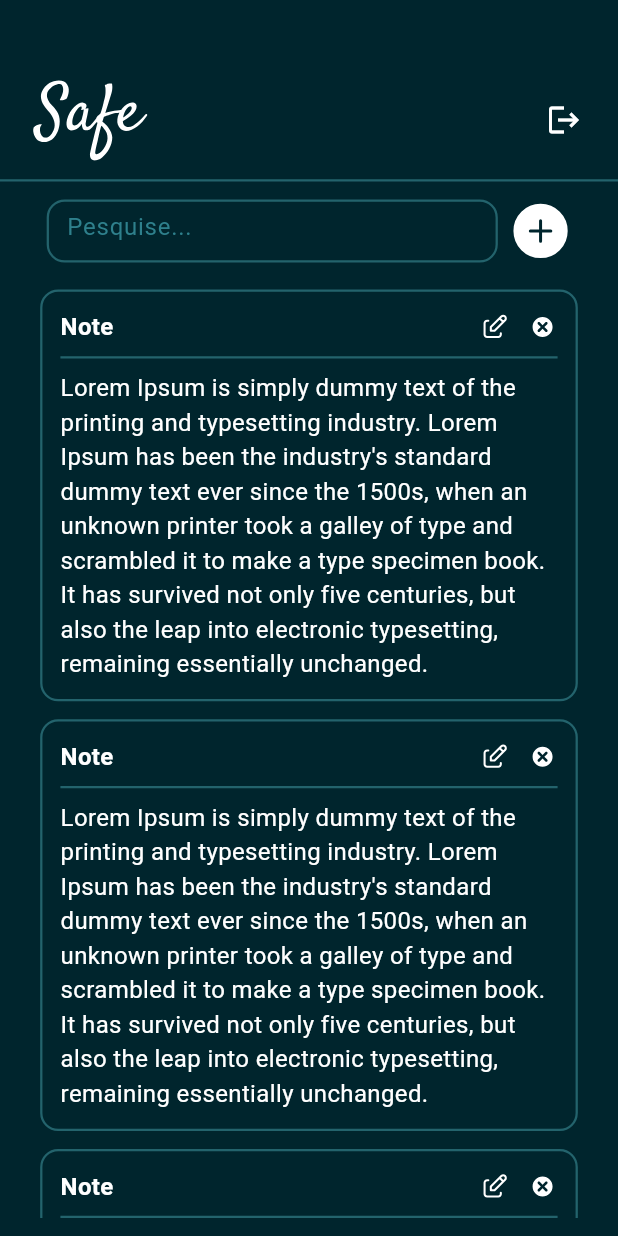
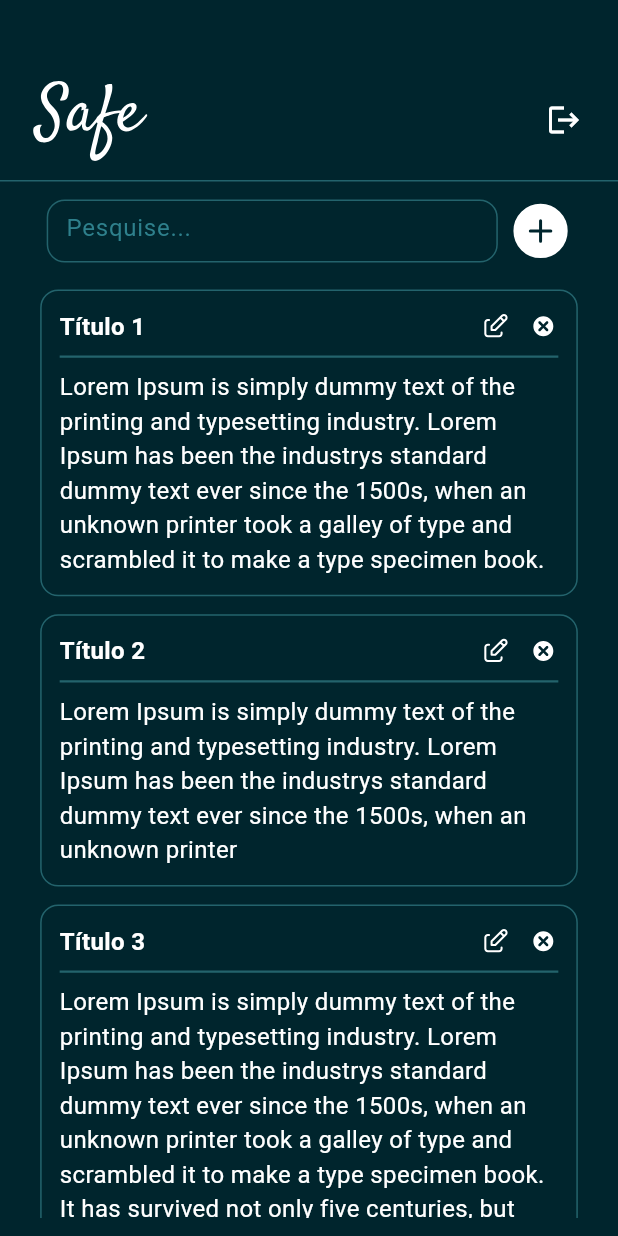
Before and after one commit to gabrielam0ura/safe, a Flutter app: the screen it shows after launch, on a phone screen of 412 x 824 dp. Run offline on Flutter 3.47's test engine with Material 3 defaults, Android fonts, the phone set to English and light mode, and no system bars; our stand-ins replace flutter_svg.

Commit message:
feat: adição, edição e deleção

```diff
--- a/lib/home.dart
+++ b/lib/home.dart
@@ -4,8 +4,31 @@ import 'login.dart';
 import 'styles.dart';
 import 'widgets/safe_logo.dart';
 
-class Home extends StatelessWidget {
+class Home extends StatefulWidget {
   const Home({super.key});
+
+  @override
+  State<Home> createState() => _HomeState();
+}
+
+class _HomeState extends State<Home> {
+  List<Map<String, String>> notes = [
+    {
+      'title': 'Título 1',
+      'note':
+          'Lorem Ipsum is simply dummy text of the printing and typesetting industry. Lorem Ipsum has been the industrys standard dummy text ever since the 1500s, when an unknown printer took a galley of type and scrambled it to make a type specimen book.',
+    },
+    {
+      'title': 'Título 2',
+      'note':
+          'Lorem Ipsum is simply dummy text of the printing and typesetting industry. Lorem Ipsum has been the industrys standard dummy text ever since the 1500s, when an unknown printer',
+    },
+    {
+      'title': 'Título 3',
+      'note':
+          'Lorem Ipsum is simply dummy text of the printing and typesetting industry. Lorem Ipsum has been the industrys standard dummy text ever since the 1500s, when an unknown printer took a galley of type and scrambled it to make a type specimen book. It has survived not only five centuries, but also the leap into electronic typesetting, remaining essentially unchanged.',
+    },
+  ];
 
   @override
   Widget build(BuildContext context) {
@@ -20,7 +43,7 @@ class Home extends StatelessWidget {
               decoration: const BoxDecoration(
                 color: backgroundColor,
                 border: Border(
-                  bottom: BorderSide(color: Color(0xFF23636C), width: 1.5),
+                  bottom: BorderSide(color: Color(0xFF23636C), width: 1),
                 ),
               ),
               padding: const EdgeInsets.only(left: 21, top: 40, right: 12),
@@ -41,7 +64,6 @@ class Home extends StatelessWidget {
               ),
             ),
           ),
-
           Expanded(
             child: Padding(
               padding: const EdgeInsets.all(12),
@@ -56,7 +78,10 @@ class Home extends StatelessWidget {
                         padding: const EdgeInsets.symmetric(horizontal: 12),
                         decoration: BoxDecoration(
                           color: backgroundColor,
-                          border: Border.all(color: const Color(0xFF23636C), width: 1.5),
+                          border: Border.all(
+                            color: const Color(0xFF23636C),
+                            width: 1,
+                          ),
                           borderRadius: BorderRadius.circular(12),
                         ),
                         child: const TextField(
@@ -72,21 +97,64 @@ class Home extends StatelessWidget {
                       ),
                       const SizedBox(width: 8),
                       InkWell(
-                        onTap: () {},
-                        child: SvgPicture.asset('assets/add.svg', width: 41, height: 41),
+                        onTap: () async {
+                          final result = await Navigator.pushNamed(
+                            context,
+                            '/add',
+                          );
+                          if (result != null && result is Map<String, String>) {
+                            setState(() {
+                              notes.add({
+                                'title': result['title']!,
+                                'note': result['note']!,                              });
+                            });
+                          }
+                        },
+                        child: SvgPicture.asset(
+                          'assets/add.svg',
+                          width: 41,
+                          height: 41,
+                        ),
                       ),
                     ],
                   ),
-
                   const SizedBox(height: 12),
-
                   Expanded(
-                    child: ListView(
-                      children: const [
-                        Align(alignment: Alignment.center, child: NoteCard()),
-                        Align(alignment: Alignment.center, child: NoteCard()),
-                        Align(alignment: Alignment.center, child: NoteCard()),
-                      ],
+                    child: ListView.builder(
+                      itemCount: notes.length,
+                      itemBuilder: (context, index) {
+                        return Align(
+                          alignment: Alignment.center,
+                          child: NoteCard(
+                            title: notes[index]['title']!,
+                            note: notes[index]['note']!,
+                            onDelete: () {
+                              setState(() {
+                                notes.removeAt(index);
+                              });
+                            },
+                            onEdit: () async {
+                              final result = await Navigator.pushNamed(
+                                context,
+                                '/edit',
+                                arguments: {
+                                  'initialTitle': notes[index]['title']!,
+                                  'initialNote': notes[index]['note']!,
+                                },
+                              );
+                              if (result != null &&
+                                  result is Map<String, String>) {
+                                setState(() {
+                                  notes[index] = {
+                                    'title': result['title']!,
+                                    'note': result['note']!,
+                                  };
+                                });
+                              }
+                            },
+                          ),
+                        );
+                      },
                     ),
                   ),
                 ],
@@ -100,27 +168,28 @@ class Home extends StatelessWidget {
 }
 
 class NoteCard extends StatelessWidget {
-  final String text;
+  final String title;
+  final String note;
+  final VoidCallback? onDelete;
+  final VoidCallback? onEdit;
 
   const NoteCard({
     super.key,
-    this.text = 'Lorem Ipsum is simply dummy text of the printing and typesetting industry. '
-        'Lorem Ipsum has been the industry\'s standard dummy text ever since the 1500s, '
-        'when an unknown printer took a galley of type and scrambled it to make a type specimen book. '
-        'It has survived not only five centuries, but also the leap into electronic typesetting, '
-        'remaining essentially unchanged.',
+    required this.title,
+    required this.note,
+    this.onDelete,
+    this.onEdit,
   });
 
   @override
   Widget build(BuildContext context) {
-    return Center(
-      child: Container(
+    return Container(
       width: MediaQuery.of(context).size.width * 0.87,
       margin: const EdgeInsets.symmetric(vertical: 6),
       padding: const EdgeInsets.all(12),
       decoration: BoxDecoration(
         color: backgroundColor,
-          border: Border.all(color: const Color(0xFF23636C), width: 1.5),
+        border: Border.all(color: const Color(0xFF23636C), width: 1),
         borderRadius: BorderRadius.circular(12),
       ),
       child: Column(
@@ -130,7 +199,7 @@ class NoteCard extends StatelessWidget {
             mainAxisAlignment: MainAxisAlignment.spaceBetween,
             children: [
               Text(
-                  'Note',
+                title,
                 style: const TextStyle(
                   color: Colors.white,
                   fontWeight: FontWeight.bold,
@@ -139,9 +208,23 @@ class NoteCard extends StatelessWidget {
               ),
               Row(
                 children: [
-                    SvgPicture.asset('assets/edit.svg', width: 20, height: 20),
+                  GestureDetector(
+                    onTap: onEdit,
+                    child: SvgPicture.asset(
+                      'assets/edit.svg',
+                      width: 20,
+                      height: 20,
+                    ),
+                  ),
                   const SizedBox(width: 12),
-                    SvgPicture.asset('assets/delete.svg', width: 20, height: 20),
+                  GestureDetector(
+                    onTap: onDelete,
+                    child: SvgPicture.asset(
+                      'assets/delete.svg',
+                      width: 20,
+                      height: 20,
+                    ),
+                  ),
                 ],
               ),
             ],
@@ -153,12 +236,8 @@ class NoteCard extends StatelessWidget {
             color: const Color(0xFF23636C),
           ),
           const SizedBox(height: 8),
-            Text(
-              text,
-              style: const TextStyle(color: Colors.white, fontSize: 16),
-            ),
+          Text(note, style: const TextStyle(color: Colors.white, fontSize: 16)),
         ],
-        ),
       ),
     );
   }
--- a/lib/main.dart
+++ b/lib/main.dart
@@ -1,6 +1,8 @@
 import 'package:flutter/material.dart';
 import 'home.dart';
 import 'styles.dart';
+import 'edit.dart' as edit;
+import 'add.dart' as add;
 
 void main() {
   runApp(const MyApp());
@@ -12,14 +14,31 @@ class MyApp extends StatelessWidget {
   @override
   Widget build(BuildContext context) {
     return MaterialApp(
-      title: 'Diário Pessoal',
+      title: 'Safe',
       theme: ThemeData(
         primaryColor: backgroundColor,
         scaffoldBackgroundColor: backgroundColor,
         useMaterial3: true,
       ),
-      home: Home(),
+      home: const Home(),
       debugShowCheckedModeBanner: false,
+      onGenerateRoute: (settings) {
+        if (settings.name == '/edit') {
+          final args = settings.arguments as Map<String, String>;
+          return MaterialPageRoute(
+            builder: (_) => edit.EditScreen(
+              initialTitle: args['initialTitle'] ?? '',
+              initialNote: args['initialNote'] ?? '',
+            ),
+          );
+        }
+
+        if (settings.name == '/add') {
+          return MaterialPageRoute(builder: (_) => const add.AddScreen());
+        }
+
+        return null;
+      },
     );
   }
 }
```
Also changed, not shown: lib/add.dart (added, +188 -0 lines), lib/edit.dart (added, +165 -0 lines). Lines whose indentation alone changed are shown as unchanged.
